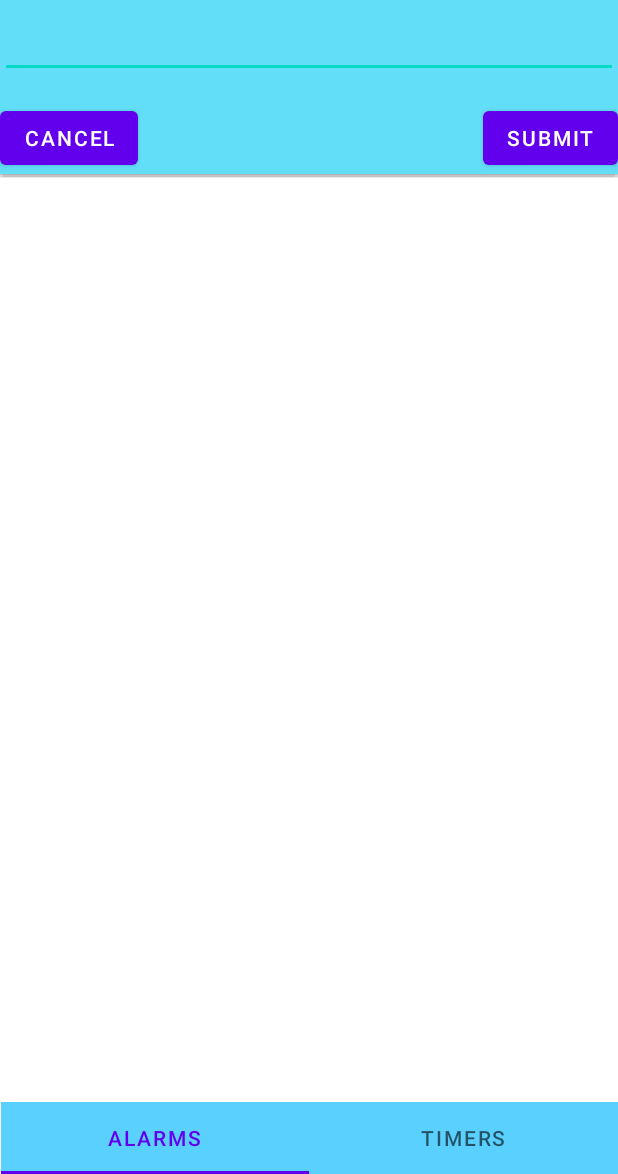
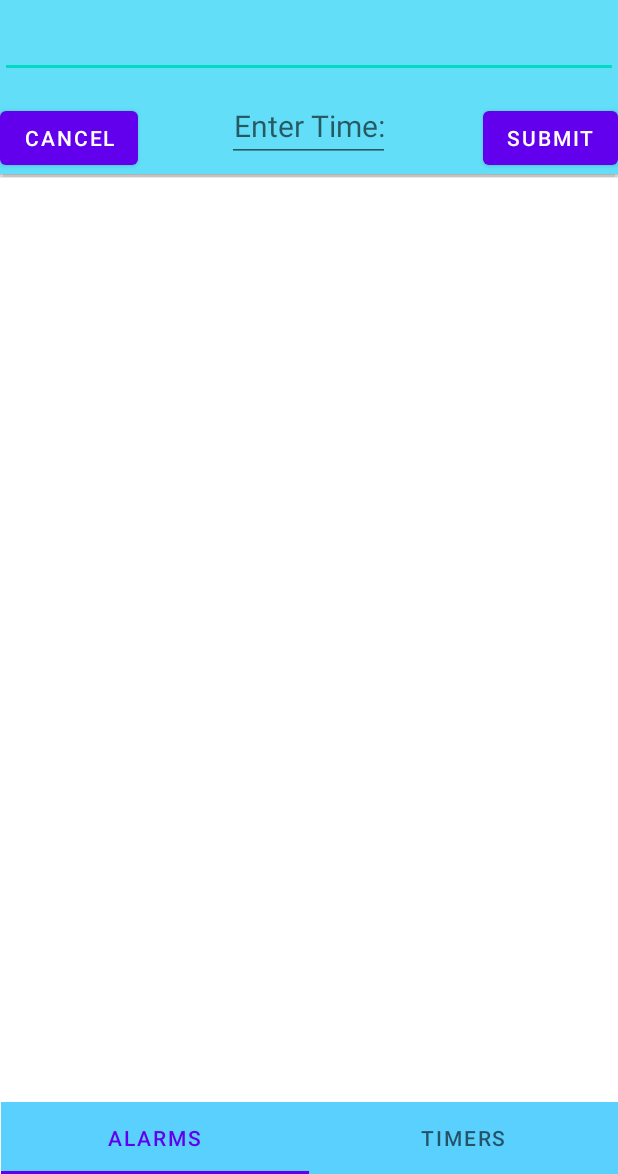
Before and after one commit to calicojack1720/LookOut, an Android app: the AlarmActivity screen opened directly, with no data from a screen before it, after a tap on "New Alarm", on a phone screen of 412 x 824 dp, the part 62-1236 px from its top. Run offline under Robolectric (Android 15) with nearby library versions, the phone set to English and light mode, and no system bars.

Commit message:
Created Time Entry Field in popup_window.xml Time must currently be entered in 24 hour format

```diff
--- a/LookOut/app/src/main/java/com/example/lologin/AlarmActivity.kt
+++ b/LookOut/app/src/main/java/com/example/lologin/AlarmActivity.kt
@@ -18,6 +18,7 @@ import android.view.ViewGroup
 import android.widget.EditText
 import android.widget.Toast
 import com.google.android.material.floatingactionbutton.FloatingActionButton
+import java.util.*
 
 
 class AlarmActivity : AppCompatActivity() {
@@ -54,6 +55,7 @@ class AlarmActivity : AppCompatActivity() {
         //new
         val addAlarmButton = findViewById<FloatingActionButton>(R.id.addalarm)
         addAlarmButton.setOnClickListener {showPopup()}
+
     }
     private fun showPopup() {
         val popUpView = layoutInflater.inflate(R.layout.popup_window, null)
@@ -68,7 +70,7 @@ class AlarmActivity : AppCompatActivity() {
         submitButton.setOnClickListener {
             val alarmName = popUpView.findViewById<EditText>(R.id.name_text_box)
             val name = alarmName.text.toString()
-            //FIXME: Currently does nothing with name
+            //TODO: Currently does nothing with name
             popupWindow.dismiss()
         }
     }
--- a/LookOut/app/src/main/res/layout/popup_window.xml
+++ b/LookOut/app/src/main/res/layout/popup_window.xml
@@ -36,6 +36,20 @@
         android:maxLines="1"
         android:textSize="16sp"/>
 
+    <EditText
+        android:id="@+id/time_entry"
+        android:layout_width="wrap_content"
+        android:layout_height="wrap_content"
+        android:layout_below="@id/name_text_box"
+        android:layout_centerInParent="true"
+        android:layout_marginTop="8dp"
+        android:hint="Enter Time:"
+        android:inputType="time"
+        android:textAlignment="center"
+        android:textSize="20sp" />
+
+
+
     <Button
         android:id="@+id/cancel_button"
         android:layout_width="wrap_content"
```
